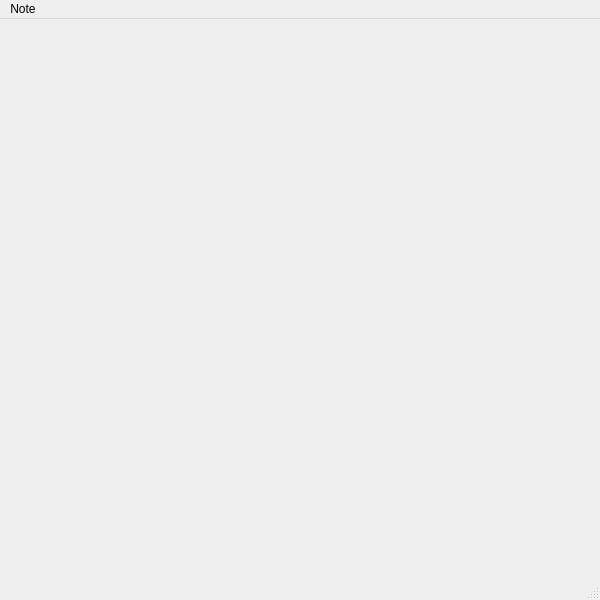
Before: the Qt Designer form gui/diary.ui in zcworka/lucid_diary, drawn with Qt 5.
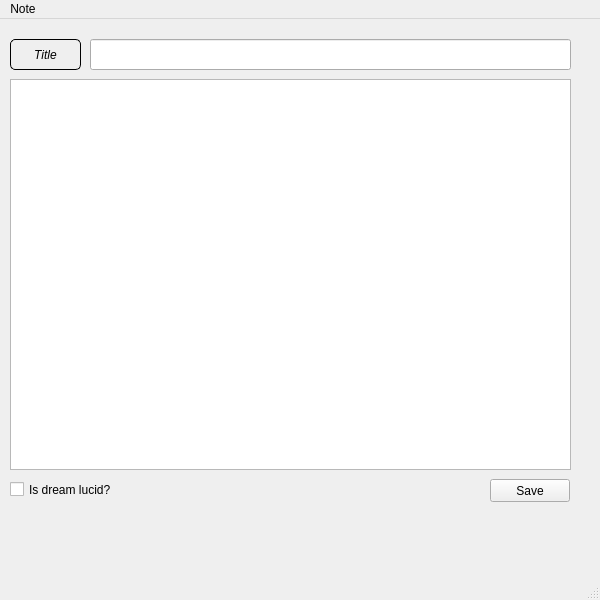
After: the same form once the commit is applied.

What changed in the file:
```diff
--- a/gui/diary.ui
+++ b/gui/diary.ui
@@ -13,7 +13,84 @@
   <property name="windowTitle">
    <string>MainWindow</string>
   </property>
-  <widget class="QWidget" name="centralwidget"/>
+  <property name="styleSheet">
+   <string notr="true">QLabel {
+	border: 1px solid black;
+	padding: 3px;
+	border-radius: 5px;
+	font-style: italic;
+}
+
+QMessageBox QLabel {
+	border: none;
+	font-size: 34px;
+	font-style: normal;
+}</string>
+  </property>
+  <widget class="QWidget" name="centralwidget">
+   <widget class="QLabel" name="label">
+    <property name="geometry">
+     <rect>
+      <x>10</x>
+      <y>20</y>
+      <width>71</width>
+      <height>31</height>
+     </rect>
+    </property>
+    <property name="text">
+     <string>Title</string>
+    </property>
+    <property name="alignment">
+     <set>Qt::AlignCenter</set>
+    </property>
+   </widget>
+   <widget class="QLineEdit" name="title_edit">
+    <property name="geometry">
+     <rect>
+      <x>90</x>
+      <y>20</y>
+      <width>481</width>
+      <height>31</height>
+     </rect>
+    </property>
+   </widget>
+   <widget class="QTextEdit" name="main_edit">
+    <property name="geometry">
+     <rect>
+      <x>10</x>
+      <y>60</y>
+      <width>561</width>
+      <height>391</height>
+     </rect>
+    </property>
+   </widget>
+   <widget class="QPushButton" name="save_button">
+    <property name="geometry">
+     <rect>
+      <x>490</x>
+      <y>460</y>
+      <width>80</width>
+      <height>23</height>
+     </rect>
+    </property>
+    <property name="text">
+     <string>Save</string>
+    </property>
+   </widget>
+   <widget class="QCheckBox" name="lucid_checkbox">
+    <property name="geometry">
+     <rect>
+      <x>10</x>
+      <y>460</y>
+      <width>131</width>
+      <height>21</height>
+     </rect>
+    </property>
+    <property name="text">
+     <string>Is dream lucid?</string>
+    </property>
+   </widget>
+  </widget>
   <widget class="QStatusBar" name="statusbar"/>
   <widget class="QMenuBar" name="menubar">
    <property name="geometry">
```
